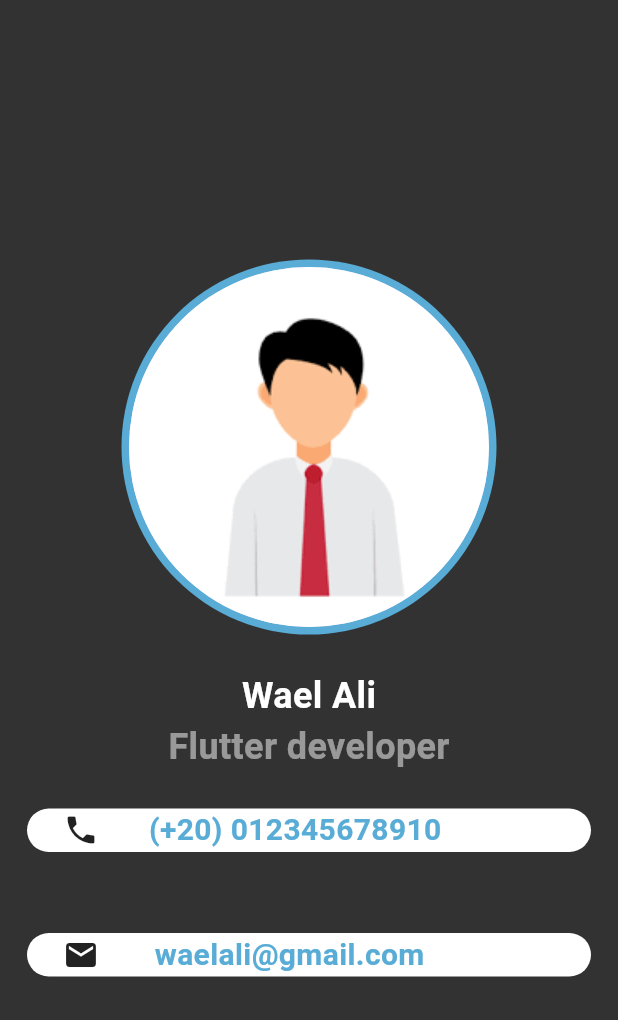
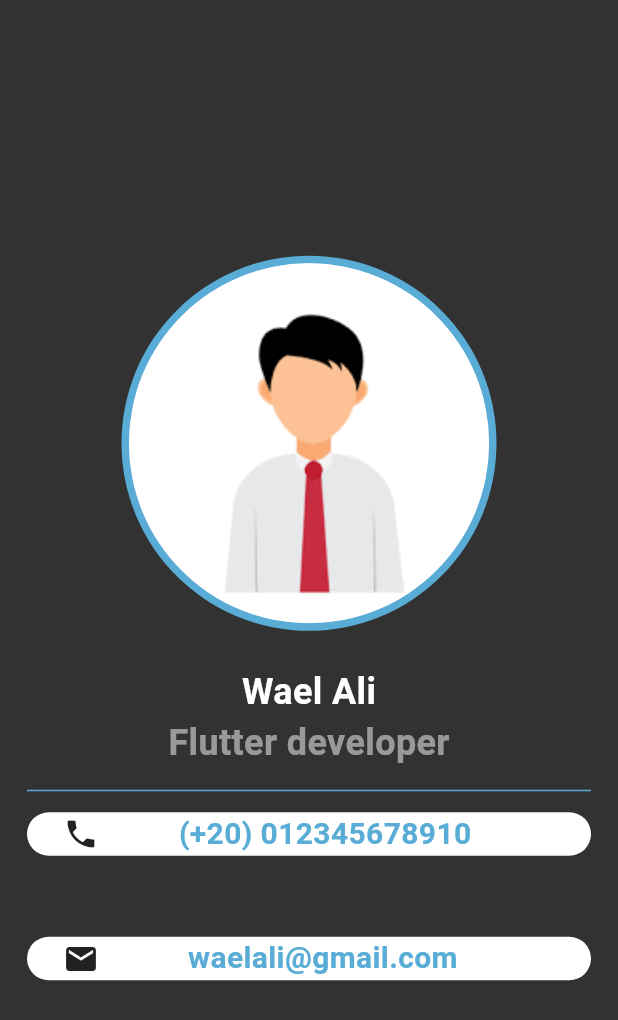
Before and after one commit to amr-turki/Business-Card, a Flutter app: the screen it shows after launch, on a phone screen of 412 x 824 dp. Shown: the top 1020 px of the screen. Run offline on Flutter 3.47's test engine with Material 3 defaults, Android fonts, the phone set to English and light mode, and no system bars.

Commit message:
Add Divider and Some Decoration

```diff
--- a/lib/main.dart
+++ b/lib/main.dart
@@ -45,7 +45,9 @@ class BusinessCard extends StatelessWidget {
                   fontWeight: FontWeight.bold,
                 ),
               ),
-              SizedBox(height: 24),
+              SizedBox(height: 14),
+              Divider(height: 1, color: Color(0xFF58ACD5)..withOpacity(0.5)),
+              SizedBox(height: 14),
               Container(
                 decoration: BoxDecoration(
                   color: Colors.white,
@@ -57,7 +59,7 @@ class BusinessCard extends StatelessWidget {
                       padding: const EdgeInsets.only(left: 24.0),
                       child: Icon(Icons.phone, size: 24),
                     ),
-                    Spacer(flex: 1),
+                    Spacer(flex: 2),
                     Text(
                       '(+20) 012345678910',
                       style: TextStyle(
@@ -82,7 +84,7 @@ class BusinessCard extends StatelessWidget {
                       padding: const EdgeInsets.only(left: 24.0),
                       child: Icon(Icons.email, size: 24),
                     ),
-                    Spacer(flex: 1),
+                    Spacer(flex: 2),
                     Text(
                       'waelali@gmail.com',
                       style: TextStyle(
```
